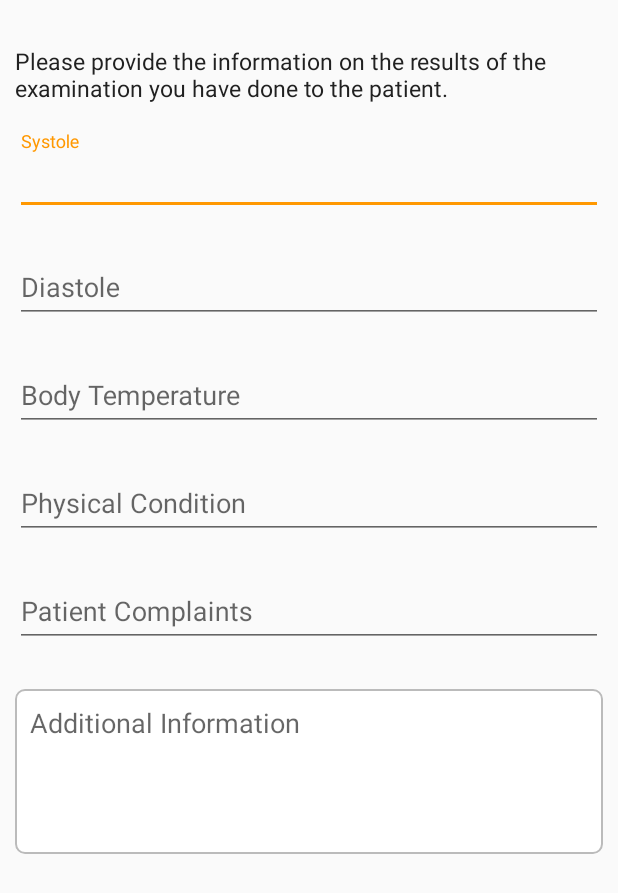
After one commit to mrbagaskoro/android-mycillin-partner, an Android app: the layout fragment_complete_check_up_result.xml on its own in the app's theme, with its tools: preview values and no code run, on a phone screen of 412 x 824 dp. The commit adds this screen. Shown: the top 893 px of the screen. Run offline under Robolectric (Android 15) with nearby library versions, the phone set to English and light mode, and no system bars.

Commit message:
Add Complete Request Activity Design

```diff
--- a/app/build.gradle
+++ b/app/build.gradle
@@ -39,6 +39,8 @@ dependencies {
     compile 'de.hdodenhof:circleimageview:2.1.0'
     compile 'com.github.aakira:expandable-layout:1.6.0@aar'
     compile 'com.orhanobut:dialogplus:1.11@aar'
+    compile 'com.stepstone.stepper:material-stepper:4.3.1'
+    compile 'com.github.badoualy:stepper-indicator:1.0.7'
     testCompile 'junit:junit:4.12'
     annotationProcessor 'com.jakewharton:butterknife-compiler:8.6.0'
 }
--- a/app/src/main/AndroidManifest.xml
+++ b/app/src/main/AndroidManifest.xml
@@ -52,7 +52,8 @@
         <activity android:name=".activity.ToDoInProgressDetailActivity" />
         <activity android:name=".activity.RequesterProfileActivity" />
         <activity android:name=".activity.MedicalRecordActivity" />
-        <activity android:name=".activity.MedicalRecordDetailActivity"></activity>
+        <activity android:name=".activity.MedicalRecordDetailActivity" />
+        <activity android:name=".activity.CompleteRequestActivity"></activity>
     </application>
 
 </manifest>
--- a/app/src/main/res/layout/activity_medical_record.xml
+++ b/app/src/main/res/layout/activity_medical_record.xml
@@ -5,7 +5,6 @@
     android:layout_height="match_parent"
     android:background="@color/bgColor"
     tools:context="com.mycillin.partner.activity.MedicalRecordActivity" >
-
 
     <android.support.v7.widget.Toolbar
         xmlns:android="http://schemas.android.com/apk/res/android"
@@ -104,8 +103,6 @@
         android:layout_width="match_parent"
         android:layout_height="match_parent" >
 
-
-
     </android.support.v7.widget.RecyclerView>
 
 </RelativeLayout>
--- /dev/null
+++ b/app/src/main/res/layout/fragment_complete_check_up_result.xml
@@ -0,0 +1,131 @@
+<RelativeLayout xmlns:android="http://schemas.android.com/apk/res/android"
+    xmlns:tools="http://schemas.android.com/tools"
+    android:layout_width="match_parent"
+    android:layout_height="match_parent"
+    tools:context="com.mycillin.partner.fragment.CompleteCheckUpResultFragment" >
+
+    <LinearLayout
+        android:id="@+id/completeCheckUpResultFragment_ll_headerContainer"
+        android:layout_width="match_parent"
+        android:layout_height="wrap_content"
+        android:layout_marginStart="10dp"
+        android:layout_marginEnd="10dp"
+        android:layout_marginTop="20dp"
+        android:layout_marginBottom="10dp"
+        android:orientation="horizontal" >
+
+        <TextView
+            android:id="@+id/completeCheckUpResultFragment_tv_infoDesc"
+            android:layout_width="match_parent"
+            android:layout_height="match_parent"
+            android:layout_marginTop="10dp"
+            android:gravity="center_vertical"
+            android:textColor="@color/primaryText"
+            android:textSize="15sp"
+            android:text="@string/completeCheckUpResultFragment_infoDesc" />
+
+    </LinearLayout>
+
+    <ScrollView
+        android:layout_below="@+id/completeCheckUpResultFragment_ll_headerContainer"
+        android:layout_width="match_parent"
+        android:layout_height="match_parent">
+
+        <LinearLayout
+            android:layout_width="match_parent"
+            android:layout_height="wrap_content"
+            android:layout_marginStart="10dp"
+            android:layout_marginEnd="10dp"
+            android:orientation="vertical">
+
+            <android.support.design.widget.TextInputLayout
+                android:layout_width="match_parent"
+                android:layout_height="wrap_content"
+                android:layout_marginBottom="@dimen/spacing_small"
+                android:layout_marginTop="@dimen/spacing_small" >
+
+                <EditText
+                    android:id="@+id/accountDetailActivity_et_systole"
+                    android:layout_width="match_parent"
+                    android:layout_height="wrap_content"
+                    android:hint="@string/completeCheckUpResultFragment_systole"
+                    android:inputType="text" />
+            </android.support.design.widget.TextInputLayout>
+
+            <android.support.design.widget.TextInputLayout
+                android:layout_width="match_parent"
+                android:layout_height="wrap_content"
+                android:layout_marginBottom="@dimen/spacing_small"
+                android:layout_marginTop="@dimen/spacing_small" >
+
+                <EditText
+                    android:id="@+id/accountDetailActivity_et_diastole"
+                    android:layout_width="match_parent"
+                    android:layout_height="wrap_content"
+                    android:hint="@string/completeCheckUpResultFragment_diastole"
+                    android:inputType="text" />
+            </android.support.design.widget.TextInputLayout>
+
+            <android.support.design.widget.TextInputLayout
+                android:layout_width="match_parent"
+                android:layout_height="wrap_content"
+                android:layout_marginBottom="@dimen/spacing_small"
+                android:layout_marginTop="@dimen/spacing_small" >
+
+                <EditText
+                    android:id="@+id/accountDetailActivity_et_bodyTemperature"
+                    android:layout_width="match_parent"
+                    android:layout_height="wrap_content"
+                    android:hint="@string/completeCheckUpResultFragment_bodyTemperature"
+                    android:inputType="text" />
+            </android.support.design.widget.TextInputLayout>
+
+            <android.support.design.widget.TextInputLayout
+                android:layout_width="match_parent"
+                android:layout_height="wrap_content"
+                android:layout_marginBottom="@dimen/spacing_small"
+                android:layout_marginTop="@dimen/spacing_small" >
+
+                <EditText
+                    android:id="@+id/accountDetailActivity_et_physicalCondition"
+                    android:layout_width="match_parent"
+                    android:layout_height="wrap_content"
+                    android:hint="@string/completeCheckUpResultFragment_physicalCondition"
+                    android:inputType="text" />
+            </android.support.design.widget.TextInputLayout>
+
+            <android.support.design.widget.TextInputLayout
+                android:layout_width="match_parent"
+                android:layout_height="wrap_content"
+                android:layout_marginBottom="@dimen/spacing_small"
+                android:layout_marginTop="@dimen/spacing_small" >
+
+                <EditText
+                    android:id="@+id/accountDetailActivity_et_patientComplaints"
+                    android:layout_width="match_parent"
+                    android:layout_height="wrap_content"
+                    android:hint="@string/completeCheckUpResultFragment_patientComplaints"
+                    android:inputType="text" />
+            </android.support.design.widget.TextInputLayout>
+
+            <EditText
+                android:id="@+id/accountDetailActivity_et_additionalInformation"
+                android:layout_width="fill_parent"
+                android:layout_height="wrap_content"
+                android:background="@drawable/edittext_bg"
+                android:inputType="textMultiLine"
+                android:layout_marginTop="20dp"
+                android:layout_marginBottom="5dp"
+                android:paddingStart="10dp"
+                android:paddingEnd="10dp"
+                android:paddingTop="10dp"
+                android:paddingBottom="75dp"
+                android:maxLength="250"
+                android:maxLines="10"
+                android:hint="@string/completeCheckUpResultFragment_additionalInformation" />
+
+        </LinearLayout>
+
+    </ScrollView>
+
+</RelativeLayout>
--- a/app/src/main/res/values/strings.xml
+++ b/app/src/main/res/values/strings.xml
@@ -144,5 +144,31 @@
     <string name="medicalRecordDetailActivity_prescription2">3 x 1</string>
     <string name="medicalRecordDetailActivity_prescriptionInfo3">Piccolactocillin</string>
     <string name="medicalRecordDetailActivity_prescription3">3 x 1</string>
+    <string name="completeRequestActivity_title">Complete Request</string>
+    <string name="completeCheckUpResultFragment_infoDesc">Please provide the information on the results of the examination you have done to the patient.</string>
+    <string name="completeCheckUpResultFragment_systole">Systole</string>
+    <string name="completeCheckUpResultFragment_diastole">Diastole</string>
+    <string name="completeCheckUpResultFragment_bodyTemperature">Body Temperature</string>
+    <string name="completeCheckUpResultFragment_physicalCondition">Physical Condition</string>
+    <string name="completeCheckUpResultFragment_patientComplaints">Patient Complaints</string>
+    <string name="completeCheckUpResultFragment_additionalInformation">Additional Information</string>
+    <string name="completeDiagnoseFragment_infoDesc">Please provide the information on the diagnosis of the patient\'s illness.</string>
+    <string name="completeDiagnoseFragment_diagnosisInformation">Diagnosis Information</string>
+    <string name="completeDiagnoseFragment_additionalInformation">Additional Information</string>
+    <string name="completeMedicalActionsFragment_infoDesc">Please provide the information on the medical actions that has been given to the patient.</string>
+    <string name="completeMedicalActionsFragment_medicalActionOne">Medical Action 1</string>
+    <string name="completeMedicalActionsFragment_medicalActionTwo">Medical Action 2</string>
+    <string name="completeMedicalActionsFragment_medicalActionThree">Medical Action 3</string>
+    <string name="completeMedicalActionsFragment_medicalRecommendation">Medical Recommendation</string>
+    <string name="completePrescriptionsFragment_infoDesc">Please provide the information of the prescriptions that has been given to the patient.</string>
+    <string name="completePrescriptionsFragment_togglePrescriptionsInfo">Provide Medical Prescriptions ?</string>
+    <string name="completePrescriptionsFragment_prescriptionType">Prescription Type</string>
+
+    <string-array name="stepLabels">
+        <item>Check Up Results</item>
+        <item>Diagnose</item>
+        <item>Medical Actions</item>
+        <item>Prescriptions</item>
+    </string-array>
 
 </resources>
```
Also changed, not shown: app/src/main/java/com/mycillin/partner/activity/CompleteRequestActivity.java (added, +93 -0 lines), app/src/main/java/com/mycillin/partner/activity/ToDoInProgressDetailActivity.java (+12 -0 lines), app/src/main/java/com/mycillin/partner/fragment/CompleteCheckUpResultFragment.java (added, +28 -0 lines), app/src/main/java/com/mycillin/partner/fragment/CompleteDiagnoseFragment.java (added, +28 -0 lines), app/src/main/java/com/mycillin/partner/fragment/CompleteMedicalActionsFragment.java (added, +28 -0 lines), app/src/main/java/com/mycillin/partner/fragment/CompletePrescriptionsFragment.java (added, +28 -0 lines), app/src/main/res/layout/activity_complete_request.xml (added, +37 -0 lines), app/src/main/res/layout/fragment_complete_diagnose.xml (added, +77 -0 lines), app/src/main/res/layout/fragment_complete_medical_actions.xml (added, +101 -0 lines), app/src/main/res/layout/fragment_complete_prescriptions.xml (added, +81 -0 lines).
